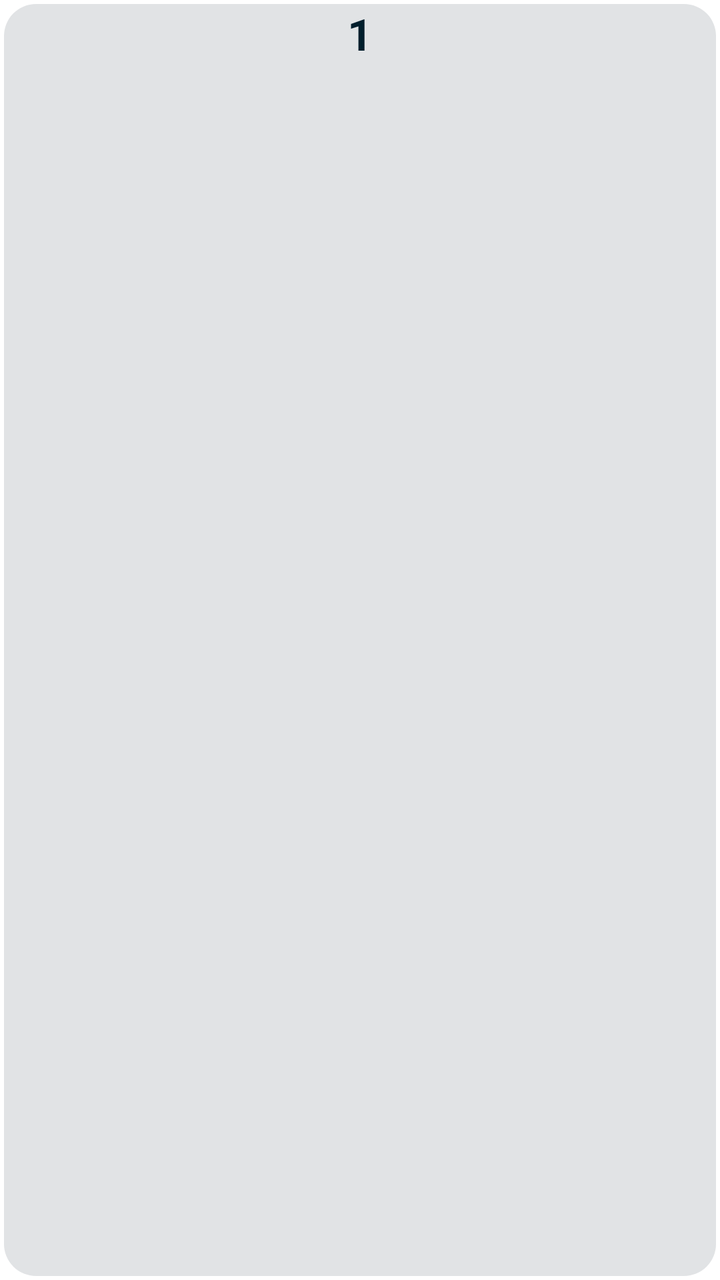
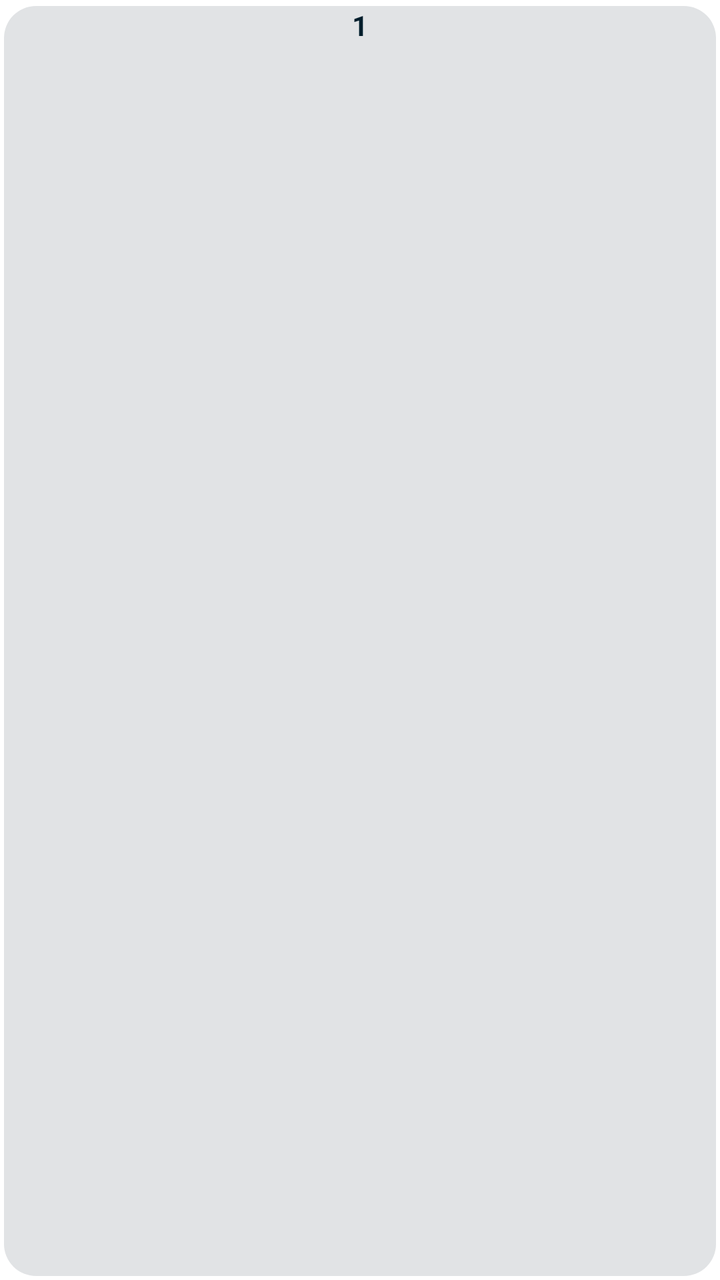

Screens rendered from an Android XML layout before and after an edit, with the pre-edit source and the edit as a unified diff.
<!-- AndroidManifest.xml: fallback theme Theme.MaterialComponents.DayNight.NoActionBar -->
<!-- res/layout/widget_full_calendar_day_item.xml -->
<?xml version="1.0" encoding="utf-8"?>
<FrameLayout xmlns:android="http://schemas.android.com/apk/res/android"
    android:id="@+id/widget_full_calendar_day_container"
    android:layout_width="match_parent"
    android:layout_height="match_parent"
    android:padding="2dp">

    <LinearLayout
        android:layout_width="match_parent"
        android:layout_height="match_parent"
        android:orientation="vertical"
        android:gravity="center_horizontal"
        android:background="@drawable/widget_background">

        
        <TextView
            android:id="@+id/widget_full_calendar_day_text"
            android:layout_width="wrap_content"
            android:layout_height="wrap_content"
            android:text="1"
            android:textSize="22sp"
            android:textStyle="bold"
            android:textColor="@color/widget_title_text"
            android:paddingTop="0dp" />

        
        <FrameLayout
            android:id="@+id/widget_full_calendar_today_indicator"
            android:layout_width="26dp"
            android:layout_height="4dp"
            android:background="@color/widget_primary"
            android:visibility="gone"
            android:layout_marginTop="0dp" />

        
        <LinearLayout
            android:layout_width="match_parent"
            android:layout_height="0dp"
            android:layout_weight="1"
            android:orientation="vertical"
            android:gravity="center"
            android:paddingTop="0dp"
            android:paddingBottom="0dp">

            <TextView
                android:id="@+id/widget_full_calendar_summary_1"
                android:layout_width="match_parent"
                android:layout_height="6dp"
                android:layout_marginStart="1dp"
                android:layout_marginEnd="1dp"
                android:layout_marginBottom="1dp"
                android:background="@color/widget_secondary_text"
                android:visibility="gone" />

            <TextView
                android:id="@+id/widget_full_calendar_summary_2"
                android:layout_width="match_parent"
                android:layout_height="6dp"
                android:layout_marginStart="1dp"
                android:layout_marginEnd="1dp"
                android:layout_marginBottom="1dp"
                android:background="@color/widget_secondary_text"
                android:visibility="gone" />

            <TextView
                android:id="@+id/widget_full_calendar_summary_3"
                android:layout_width="match_parent"
                android:layout_height="6dp"
                android:layout_marginStart="1dp"
                android:layout_marginEnd="1dp"
                android:background="@color/widget_secondary_text"
                android:visibility="gone" />
        </LinearLayout>

    </LinearLayout>

</FrameLayout>
<!-- resources referenced by this layout -->
<resources>
  <color name="widget_primary">#6C63FF</color>
  <color name="widget_secondary_text">#8E8E93</color>
  <color name="widget_title_text">#1C1C1E</color>
  <!-- drawable widget_background (drawable) -->
  <?xml version="1.0" encoding="utf-8"?>
  <shape xmlns:android="http://schemas.android.com/apk/res/android">
      <solid android:color="@color/widget_background_color" />
      <corners android:radius="16dp" />
  </shape>
  <color name="widget_background_color">#F8F9FA</color>
</resources>

<!-- the commit's change to res/layout/widget_full_calendar_day_item.xml (unified diff, before → after) -->
@@ -1,14 +1,16 @@
 <?xml version="1.0" encoding="utf-8"?>
 <FrameLayout xmlns:android="http://schemas.android.com/apk/res/android"
     android:id="@+id/widget_full_calendar_day_container"
-    android:layout_width="match_parent"
-    android:layout_height="match_parent"
+    android:layout_width="0dp"
+    android:layout_height="75dp"
+    android:layout_weight="1"
     android:padding="2dp">
 
     <LinearLayout
         android:layout_width="match_parent"
         android:layout_height="match_parent"
         android:orientation="vertical"
+        android:layout_marginTop="1dp"
         android:gravity="center_horizontal"
         android:background="@drawable/widget_background">
 
@@ -18,7 +20,7 @@
             android:layout_width="wrap_content"
             android:layout_height="wrap_content"
             android:text="1"
-            android:textSize="22sp"
+            android:textSize="14sp"
             android:textStyle="bold"
             android:textColor="@color/widget_title_text"
             android:paddingTop="0dp" />
@@ -45,30 +47,48 @@
             <TextView
                 android:id="@+id/widget_full_calendar_summary_1"
                 android:layout_width="match_parent"
-                android:layout_height="6dp"
+                android:layout_height="14dp"
                 android:layout_marginStart="1dp"
                 android:layout_marginEnd="1dp"
                 android:layout_marginBottom="1dp"
                 android:background="@color/widget_secondary_text"
+                android:textSize="9sp"
+                android:textColor="#FFFFFF"
+                android:singleLine="true"
+                android:ellipsize="end"
+                android:paddingStart="2dp"
+                android:paddingEnd="2dp"
                 android:visibility="gone" />
 
             <TextView
                 android:id="@+id/widget_full_calendar_summary_2"
                 android:layout_width="match_parent"
-                android:layout_height="6dp"
+                android:layout_height="14dp"
                 android:layout_marginStart="1dp"
                 android:layout_marginEnd="1dp"
                 android:layout_marginBottom="1dp"
                 android:background="@color/widget_secondary_text"
+                android:textSize="9sp"
+                android:textColor="#FFFFFF"
+                android:singleLine="true"
+                android:ellipsize="end"
+                android:paddingStart="2dp"
+                android:paddingEnd="2dp"
                 android:visibility="gone" />
 
             <TextView
                 android:id="@+id/widget_full_calendar_summary_3"
                 android:layout_width="match_parent"
-                android:layout_height="6dp"
+                android:layout_height="14dp"
                 android:layout_marginStart="1dp"
                 android:layout_marginEnd="1dp"
                 android:background="@color/widget_secondary_text"
+                android:textSize="9sp"
+                android:textColor="#FFFFFF"
+                android:singleLine="true"
+                android:ellipsize="end"
+                android:paddingStart="2dp"
+                android:paddingEnd="2dp"
                 android:visibility="gone" />
         </LinearLayout>
 
